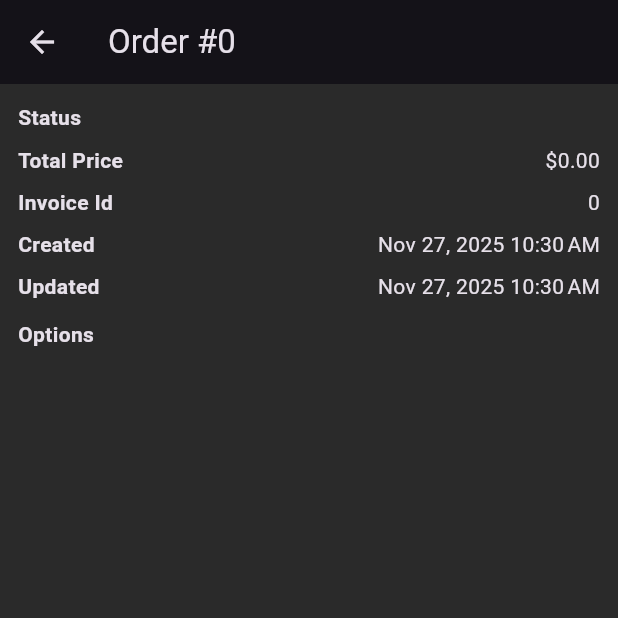
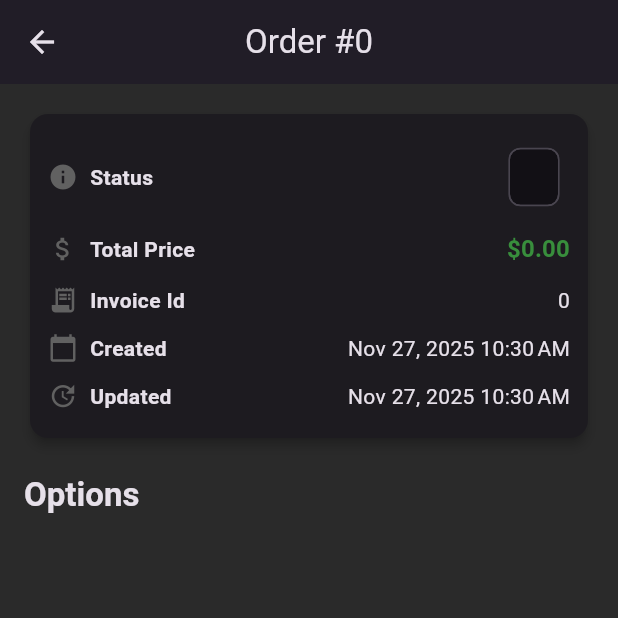
Before and after one commit to abdullahAabu-kuffa/dental_lab_app, a Flutter app: the OrderDetailsScreen screen opened directly with empty values, on a phone screen of 412 x 824 dp, the top half of it. Run offline on Flutter 3.47's test engine with Material 3 defaults, Android fonts, the light colour scheme and no system bars; our stand-ins replace bloc, dio, flutter_bloc, flutter_screenutil, flutter_svg, shared_preferences; accounts and stored records are empty.

Commit message:
update orders and order details

```diff
--- a/lib/presentation/screens/home/order_details.dart
+++ b/lib/presentation/screens/home/order_details.dart
@@ -1,6 +1,7 @@
 import 'package:dental_lab_app/data/models/home/orders.dart';
 import 'package:flutter/material.dart';
 import 'package:intl/intl.dart';
+
 class OrderDetailsScreen extends StatelessWidget {
   final Order order;
   const OrderDetailsScreen({super.key, required this.order});
@@ -8,37 +9,84 @@ class OrderDetailsScreen extends StatelessWidget {
   @override
   Widget build(BuildContext context) {
     final df = DateFormat.yMMMd().add_jm();
+    final theme = Theme.of(context);
+
     return Scaffold(
-      appBar: AppBar(title: Text('Order #${order.id}')),
-      body: Padding(
-        padding: EdgeInsets.all(12),
+      appBar: AppBar(
+        title: Text('Order #${order.id}'),
+        centerTitle: true,
+        elevation: 2,
+      ),
+      body: SingleChildScrollView(
+        padding: const EdgeInsets.all(16),
         child: Column(
           crossAxisAlignment: CrossAxisAlignment.start,
           children: [
-            _row('Status', order.status),
-            SizedBox(height: 8),
-            _row('Total Price', '\$${order.totalPrice.toStringAsFixed(2)}'),
-            SizedBox(height: 8),
-            _row('Invoice Id', order.invoiceId.toString()),
-            SizedBox(height: 8),
-            _row('Created', df.format(order.createdAt)),
-            SizedBox(height: 8),
-            _row('Updated', df.format(order.updatedAt)),
-            SizedBox(height: 12),
-            Text('Options', style: TextStyle(fontWeight: FontWeight.bold)),
-            SizedBox(height: 6),
-            Expanded(
-              child: ListView.builder(
-                itemCount: order.options.length,
-                itemBuilder: (_, i) {
-                  final opt = order.options[i];
-                  return ListTile(
-                    leading: Icon(Icons.settings),
-                    title: Text(opt.keys.join(', ') == '' ? 'Option ${i+1}' : opt.keys.join(', ')),
-                    subtitle: Text(opt.values.join(', ')),
-                  );
-},
+            _infoCard(context, [
+              _row(
+                Icons.info,
+                'Status',
+                Chip(
+                  label: Text(order.status),
+                  backgroundColor: Colors.black12,
+                ),
               ),
+              _row(
+                Icons.attach_money,
+                'Total Price',
+                Text(
+                  '\$${order.totalPrice.toStringAsFixed(2)}',
+                  style: theme.textTheme.titleMedium!.copyWith(
+                    color: Colors.green.shade700,
+                    fontWeight: FontWeight.bold,
+                  ),
+                ),
+              ),
+              _row(
+                Icons.receipt_long,
+                'Invoice Id',
+                Text(order.invoiceId.toString()),
+              ),
+              _row(
+                Icons.calendar_today,
+                'Created',
+                Text(df.format(order.createdAt)),
+              ),
+              _row(Icons.update, 'Updated', Text(df.format(order.updatedAt))),
+            ]),
+            const SizedBox(height: 20),
+            Text(
+              'Options',
+              style: theme.textTheme.titleLarge!.copyWith(
+                fontWeight: FontWeight.bold,
+              ),
+            ),
+            const SizedBox(height: 8),
+            ListView.separated(
+              shrinkWrap: true,
+              physics: const NeverScrollableScrollPhysics(),
+              itemCount: order.options.length,
+              separatorBuilder: (_, __) => const Divider(),
+              itemBuilder: (_, i) {
+                final opt = order.options[i];
+                return ExpansionTile(
+                  leading: const Icon(Icons.settings),
+                  title: Text(
+                    opt.keys.join(', ').isEmpty
+                        ? 'Option ${i + 1}'
+                        : opt.keys.join(', '),
+                  ),
+                  children: [
+                    Padding(
+                      padding: const EdgeInsets.symmetric(
+                        horizontal: 16,
+                        vertical: 8,
+                      ),
+                      child: Text(opt.values.join(', ')),
+                    ),
+                  ],
+                );
+              },
             ),
           ],
         ),
@@ -46,11 +94,37 @@ class OrderDetailsScreen extends StatelessWidget {
     );
   }
 
-  Widget _row(String label, String value) => Row(
+  Widget _infoCard(BuildContext context, List<Widget> children) {
+    return Card(
+      elevation: 3,
+      shape: RoundedRectangleBorder(borderRadius: BorderRadius.circular(12)),
+      child: Padding(
+        padding: const EdgeInsets.all(12),
+        child: Column(
+          children: children
+              .map(
+                (child) => Padding(
+                  padding: const EdgeInsets.symmetric(vertical: 6),
+                  child: child,
+                ),
+              )
+              .toList(),
+        ),
+      ),
+    );
+  }
+
+  Widget _row(IconData icon, String label, Widget value) => Row(
     mainAxisAlignment: MainAxisAlignment.spaceBetween,
     children: [
-      Text(label, style: TextStyle(fontWeight: FontWeight.w600)),
-      Text(value),
+      Row(
+        children: [
+          Icon(icon, size: 20, color: Colors.grey.shade700),
+          const SizedBox(width: 8),
+          Text(label, style: const TextStyle(fontWeight: FontWeight.w600)),
+        ],
+      ),
+      value,
     ],
   );
 }
```
Also changed, not shown: lib/presentation/screens/home/orders_screen.dart (+48 -22 lines).
